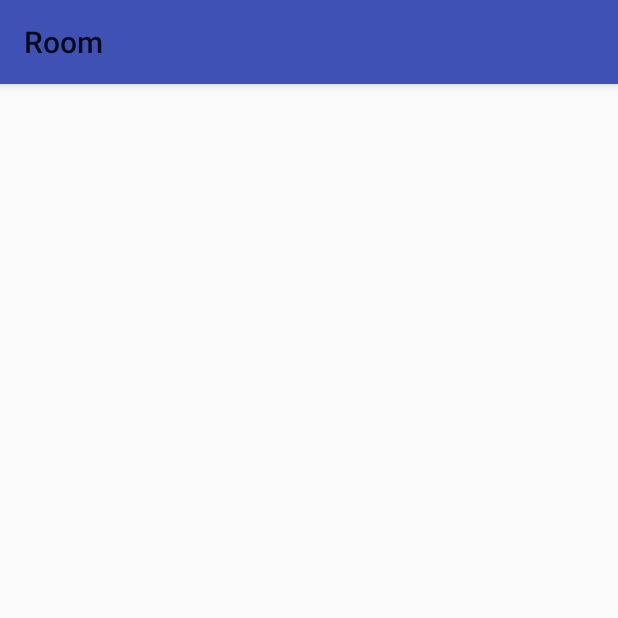
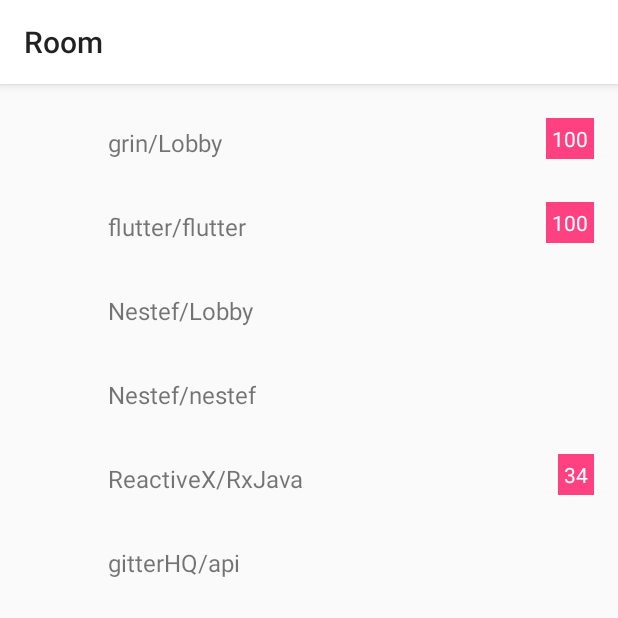
Before and after one commit to Nestef/room-gitter, an Android app: the fragment RoomFragment shown on its own in the app's theme, on a phone screen of 412 x 824 dp, the top half of it. Run offline under Robolectric (Android 15) with nearby library versions, the phone set to English and light mode, and no system bars; our stand-ins replace ButterKnife; libraries missing offline, so code that uses them is left out: org.parceler; pictures from the network do not load.

Commit message:
finish basic room ui

```diff
--- /dev/null
+++ b/app/src/main/java/com/nestef/room/main/RoomAdapter.java
@@ -0,0 +1,80 @@
+package com.nestef.room.main;
+
+import android.support.annotation.NonNull;
+import android.support.v7.widget.RecyclerView;
+import android.util.Log;
+import android.view.LayoutInflater;
+import android.view.View;
+import android.view.ViewGroup;
+import android.widget.ImageView;
+import android.widget.TextView;
+
+import com.bumptech.glide.Glide;
+import com.nestef.room.R;
+import com.nestef.room.model.Room;
+
+import java.util.List;
+
+import butterknife.BindView;
+import butterknife.ButterKnife;
+
+/**
+ * Created by Noah Steffes on 4/19/18.
+ */
+public class RoomAdapter extends RecyclerView.Adapter<RoomAdapter.RoomViewHolder> {
+
+    private static final String TAG = RoomAdapter.class.getName();
+    private List<Room> mRooms;
+
+    public RoomAdapter(List<Room> rooms) {
+        mRooms = rooms;
+    }
+
+    @NonNull
+    @Override
+    public RoomAdapter.RoomViewHolder onCreateViewHolder(@NonNull ViewGroup parent, int viewType) {
+        LayoutInflater layoutInflater = LayoutInflater.from(parent.getContext());
+        View view = layoutInflater.inflate(R.layout.room_list_item, parent, false);
+        return new RoomViewHolder(view);
+    }
+
+    @Override
+    public void onBindViewHolder(@NonNull RoomAdapter.RoomViewHolder holder, int position) {
+        //todo we need proper data validation here
+        Room room = mRooms.get(position);
+        Log.d(TAG, "onBindViewHolder: " + room.name + room.userCount);
+        holder.title.setText(room.name);
+        //holder.description.setText(room.topic);
+        //holder.userCount.setText(String.valueOf(room.userCount));
+        if (room.unreadItems == 0) {
+            holder.unread.setVisibility(View.GONE);
+        } else {
+            holder.unread.setText(String.valueOf(room.unreadItems));
+        }
+        //Todo add error handling
+        Glide.with(holder.itemView).load(room.avatarUrl).into(holder.avatar);
+
+    }
+
+    @Override
+    public int getItemCount() {
+        if (mRooms == null) return 0;
+        return mRooms.size();
+    }
+
+    class RoomViewHolder extends RecyclerView.ViewHolder {
+
+        @BindView(R.id.room_list_item_title)
+        TextView title;
+        @BindView(R.id.room_list_avatar)
+        ImageView avatar;
+
+        @BindView(R.id.room_item_unread)
+        TextView unread;
+
+        RoomViewHolder(View v) {
+            super(v);
+            ButterKnife.bind(this, v);
+        }
+    }
+}
--- a/app/src/main/java/com/nestef/room/main/RoomFragment.java
+++ b/app/src/main/java/com/nestef/room/main/RoomFragment.java
@@ -5,6 +5,8 @@
 import android.support.annotation.Nullable;
 import android.support.v4.app.Fragment;
 import android.support.v7.app.AppCompatActivity;
+import android.support.v7.widget.LinearLayoutManager;
+import android.support.v7.widget.RecyclerView;
 import android.support.v7.widget.Toolbar;
 import android.util.Log;
 import android.view.LayoutInflater;
@@ -16,6 +18,10 @@
 
 import java.util.List;
 
+import butterknife.BindView;
+import butterknife.ButterKnife;
+import butterknife.Unbinder;
+
 /**
  * Created by Noah Steffes on 3/25/18.
  */
@@ -23,6 +29,15 @@
 public class RoomFragment extends Fragment implements MainContract.RoomView {
 
     private static final String TAG = "RoomFragment";
+
+    @BindView(R.id.default_toolbar)
+    Toolbar toolbar;
+    @BindView(R.id.room_list)
+    RecyclerView roomList;
+
+    private Unbinder unbinder;
+    private RoomAdapter roomAdapter;
+    private RoomPresenter presenter;
 
     public RoomFragment() {
     }
@@ -37,21 +52,32 @@
     @Override
     public void onCreate(@Nullable Bundle savedInstanceState) {
         super.onCreate(savedInstanceState);
+        presenter = new RoomPresenter();
     }
 
     @Nullable
     @Override
     public View onCreateView(@NonNull LayoutInflater inflater, @Nullable ViewGroup container, @Nullable Bundle savedInstanceState) {
         View rootView = inflater.inflate(R.layout.room_fragment, container, false);
+        unbinder = ButterKnife.bind(this, rootView);
+        presenter.setView(this);
+        ((AppCompatActivity) getActivity()).setSupportActionBar(toolbar);
         Log.d(TAG, "onCreateView: ");
-        Toolbar toolbar = rootView.findViewById(R.id.default_toolbar);
-        ((AppCompatActivity) getActivity()).setSupportActionBar(toolbar);
+        presenter.fetchRooms();
         return rootView;
     }
 
     @Override
+    public void onDestroyView() {
+        super.onDestroyView();
+        unbinder.unbind();
+    }
+
+    @Override
     public void showRooms(List<Room> rooms) {
-
+        roomList.setLayoutManager(new LinearLayoutManager(getContext()));
+        roomAdapter = new RoomAdapter(rooms);
+        roomList.setAdapter(roomAdapter);
     }
 
     @Override
--- a/app/src/main/java/com/nestef/room/main/RoomPresenter.java
+++ b/app/src/main/java/com/nestef/room/main/RoomPresenter.java
@@ -1,6 +1,15 @@
 package com.nestef.room.main;
 
+import android.util.Log;
+
+import com.fasterxml.jackson.core.type.TypeReference;
+import com.fasterxml.jackson.databind.ObjectMapper;
 import com.nestef.room.base.BasePresenter;
+import com.nestef.room.model.Room;
+
+import org.json.JSONArray;
+
+import java.util.List;
 
 /**
  * Created by Noah Steffes on 3/31/18.
@@ -8,4 +17,31 @@
 
 public class RoomPresenter extends BasePresenter<MainContract.RoomView> implements MainContract.RoomViewActions {
 
+    private static final String TAG = RoomPresenter.class.getName();
+
+    @Override
+    public void fetchRooms() {
+        String json = "[{\"id\":\"58094d7fd73408ce4f2fb63d\",\"name\":\"grin/Lobby\",\"topic\":\"Discuss grin, a minimal implementation of MimbleWimble - http://grin-tech.org\",\"avatarUrl\":\"https://avatars-04.gitter.im/group/i/58094d7fd73408ce4f2fb63c\",\"uri\":\"grin_community/Lobby\",\"oneToOne\":false,\"userCount\":750,\"unreadItems\":100,\"mentions\":0,\"lastAccessTime\":\"2018-04-18T18:41:42.964Z\",\"lurk\":false,\"url\":\"/grin_community/Lobby\",\"githubType\":\"REPO_CHANNEL\",\"security\":\"PUBLIC\",\"noindex\":false,\"tags\":[],\"roomMember\":true,\"groupId\":\"58094d7fd73408ce4f2fb63c\",\"public\":true},\n" +
+                "\n" +
+                "{\"id\":\"576c4d75c2f0db084a1f99ae\",\"name\":\"flutter/flutter\",\"topic\":\"Framework for building high-performance, high-fidelity iOS and Android apps.\",\"avatarUrl\":\"https://avatars-01.gitter.im/group/iv/3/576c4d75c2f0db084a1f99ad\",\"uri\":\"flutter/flutter\",\"oneToOne\":false,\"userCount\":3042,\"unreadItems\":100,\"mentions\":0,\"lastAccessTime\":\"2018-03-14T20:14:33.677Z\",\"lurk\":false,\"url\":\"/flutter/flutter\",\"githubType\":\"REPO\",\"security\":\"PUBLIC\",\"noindex\":false,\"tags\":[],\"roomMember\":true,\"groupId\":\"576c4d75c2f0db084a1f99ad\",\"public\":true,\"v\":1},\n" +
+                "\n" +
+                "{\"id\":\"5a9f0d84d73408ce4f902d97\",\"name\":\"Nestef/Lobby\",\"topic\":\"\",\"avatarUrl\":\"https://avatars-02.gitter.im/group/i/5a9f0d84d73408ce4f902d96\",\"uri\":\"Nestef/Lobby\",\"oneToOne\":false,\"userCount\":1,\"unreadItems\":0,\"mentions\":0,\"lastAccessTime\":\"2018-04-18T18:52:36.416Z\",\"lurk\":false,\"url\":\"/Nestef/Lobby\",\"githubType\":\"REPO_CHANNEL\",\"security\":\"PUBLIC\",\"noindex\":false,\"tags\":[],\"roomMember\":true,\"groupId\":\"5a9f0d84d73408ce4f902d96\",\"public\":true},\n" +
+                "\n" +
+                "{\"id\":\"5a9f0d9dd73408ce4f902d9e\",\"name\":\"Nestef/nestef\",\"topic\":\"This room is used for testing the Gitter Api \",\"avatarUrl\":\"https://avatars-02.gitter.im/group/i/5a9f0d84d73408ce4f902d96\",\"uri\":\"Nestef/nestef\",\"oneToOne\":false,\"userCount\":1,\"unreadItems\":0,\"mentions\":0,\"lastAccessTime\":\"2018-04-18T18:55:26.000Z\",\"favourite\":1,\"lurk\":false,\"url\":\"/Nestef/nestef\",\"githubType\":\"REPO_CHANNEL\",\"security\":\"PRIVATE\",\"noindex\":false,\"tags\":[],\"roomMember\":true,\"groupId\":\"5a9f0d84d73408ce4f902d96\",\"public\":false},\n" +
+                "\n" +
+                "{\"id\":\"53f3d83c163965c9bc1fefa1\",\"name\":\"ReactiveX/RxJava\",\"topic\":\"RxJava – Reactive Extensions for the JVM – a library for composing asynchronous and event-based programs using observable sequences for the Java VM.\",\"avatarUrl\":\"https://avatars-02.gitter.im/group/iv/3/57542c89c43b8c60197742b4\",\"uri\":\"ReactiveX/RxJava\",\"oneToOne\":false,\"userCount\":1340,\"unreadItems\":34,\"mentions\":0,\"lastAccessTime\":\"2018-03-19T14:20:00.456Z\",\"lurk\":false,\"url\":\"/ReactiveX/RxJava\",\"githubType\":\"REPO\",\"security\":\"PUBLIC\",\"noindex\":false,\"tags\":[\"java\",\"rxjava\",\"reactive\",\"extensions\",\"jvm\",\"library\"],\"roomMember\":true,\"groupId\":\"57542c89c43b8c60197742b4\",\"public\":true,\"v\":201},\n" +
+                "{\"id\":\"5790a3a2c2f0db084a24004d\",\"name\":\"gitterHQ/api\",\"topic\":\"Gitter API and Libraries\",\"avatarUrl\":\"https://avatars-01.gitter.im/group/iv/3/57542c12c43b8c601976fa66\",\"uri\":\"gitterHQ/api\",\"oneToOne\":false,\"userCount\":85,\"unreadItems\":0,\"mentions\":0,\"lastAccessTime\":\"2018-04-18T18:52:35.053Z\",\"lurk\":false,\"url\":\"/gitterHQ/api\",\"githubType\":\"REPO_CHANNEL\",\"security\":\"PUBLIC\",\"premium\":true,\"noindex\":false,\"tags\":[],\"roomMember\":true,\"groupId\":\"57542c12c43b8c601976fa66\",\"public\":true}]";
+        try {
+            JSONArray object = new JSONArray(json);
+            ObjectMapper mapper = new ObjectMapper();
+            Log.d(TAG, "fetchRooms: json");
+            List<Room> rooms = mapper.readValue(json, new TypeReference<List<Room>>() {
+            });
+            mView.showRooms(rooms);
+        } catch (Exception e) {
+            e.printStackTrace();
+
+        }
+
+    }
 }
--- a/app/src/main/java/com/nestef/room/model/Backend.java
+++ b/app/src/main/java/com/nestef/room/model/Backend.java
@@ -1,8 +1,11 @@
 package com.nestef.room.model;
+
+import org.parceler.Parcel;
 
 /**
  * Created by Noah Steffes on 4/17/18.
  */
+@Parcel
 public class Backend {
     String type;
 }
--- a/app/src/main/java/com/nestef/room/model/Group.java
+++ b/app/src/main/java/com/nestef/room/model/Group.java
@@ -1,11 +1,13 @@
 package com.nestef.room.model;
+
+import org.parceler.Parcel;
 
 import java.util.List;
 
 /**
  * Created by Noah Steffes on 4/16/18.
  */
-
+@Parcel
 public class Group {
     //Group ID.
     String id;
--- a/app/src/main/java/com/nestef/room/model/Permission.java
+++ b/app/src/main/java/com/nestef/room/model/Permission.java
@@ -1,9 +1,12 @@
 package com.nestef.room.model;
+
+import org.parceler.Parcel;
 
 /**
  * Created by Noah Steffes on 4/17/18.
- * Temporary
+ * Todo Temporary
  */
+@Parcel
 public class Permission {
     boolean admin;
 }
--- a/app/src/main/java/com/nestef/room/model/Room.java
+++ b/app/src/main/java/com/nestef/room/model/Room.java
@@ -1,6 +1,8 @@
 package com.nestef.room.model;
 
 import com.fasterxml.jackson.annotation.JsonProperty;
+
+import org.parceler.Parcel;
 
 import java.util.Date;
 import java.util.List;
@@ -8,48 +10,50 @@
 /**
  * Created by Noah Steffes on 4/16/18.
  */
+@Parcel
 public class Room {
     //Room ID.
-    String id;
+    public String id;
     //Room name.
-    String name;
+    public String name;
     //Room topic. (default: GitHub repo description)
-    String topic;
-    String avatarUrl;
+    public String topic;
+    public String avatarUrl;
     //Room URI on Gitter.
-    String uri;
+    public String uri;
     //Indicates if the room is a one-to-one chat.
-    boolean oneToOne;
+    public boolean oneToOne;
     //Count of users in the room.
-    int userCount;
-    User user;
+    public int userCount;
+    public User user;
     //Number of unread messages for the current user.
-    int unreadItems;
+    public int unreadItems;
     // Number of unread mentions for the current user.
-    int mentions;
+    public int mentions;
     //Last time the current user accessed the room in ISO format.
-    Date lastAccessTime;
+    public Date lastAccessTime;
     //Indicates if the room is on of your favourites.
-    int favourite;
+    public int favourite;
     //Indicates if the current user has disabled notifications.
-    boolean lurk;
+    public boolean lurk;
     //Path to the room on gitter.
-    String url;
+    public String url;
     //Type of the room.
-    String githubType;
-    String security;
-    boolean noIndex;
+    public String githubType;
+    public String security;
+    public boolean premium;
+    public boolean noindex;
     //Tags that define the room.
-    List<String> tags;
+    public List<String> tags;
     //Temporary
-    Permission permissions;
-    boolean roomMember;
-    String groupId;
-    Group group;
+    public Permission permissions;
+    public boolean roomMember;
+    public String groupId;
+    public Group group;
     //Backend?
-    Backend backend;
+    public Backend backend;
     @JsonProperty("public")
-    boolean isPublic;
+    public boolean isPublic;
     //Room version.
-    int v;
+    public int v;
 }
--- a/app/src/main/java/com/nestef/room/model/User.java
+++ b/app/src/main/java/com/nestef/room/model/User.java
@@ -1,10 +1,13 @@
 package com.nestef.room.model;
+
+import org.parceler.Parcel;
 
 import java.util.List;
 
 /**
  * Created by Noah Steffes on 4/16/18.
  */
+@Parcel
 public class User {
     //Gitter User ID.
     String id;
--- a/app/src/main/res/layout/activity_main.xml
+++ b/app/src/main/res/layout/activity_main.xml
@@ -13,4 +13,5 @@
 
     <include layout="@layout/navigation_bar" />
 
+
 </android.support.design.widget.CoordinatorLayout>
--- a/app/src/main/res/layout/room_fragment.xml
+++ b/app/src/main/res/layout/room_fragment.xml
@@ -1,6 +1,7 @@
 <?xml version="1.0" encoding="utf-8"?>
 <android.support.constraint.ConstraintLayout xmlns:android="http://schemas.android.com/apk/res/android"
     android:layout_width="match_parent"
+    xmlns:app="http://schemas.android.com/apk/res-auto"
     android:layout_height="match_parent">
 
     <include layout="@layout/default_actionbar" />
@@ -10,6 +11,7 @@
         android:layout_width="match_parent"
         android:layout_height="wrap_content"
         android:paddingBottom="@dimen/list_vertical_margin"
-        android:paddingTop="@dimen/list_vertical_margin" />
+        android:paddingTop="@dimen/list_vertical_margin"
+        app:layout_constraintTop_toBottomOf="@id/default_appbar" />
 
 </android.support.constraint.ConstraintLayout>
--- a/app/src/main/res/values/dimen.xml
+++ b/app/src/main/res/values/dimen.xml
@@ -3,7 +3,7 @@
     <!-- List Item dimensions -->
     <dimen name="list_vertical_margin">8dp</dimen>
     <dimen name="list_item_start_padding">16dp</dimen>
-    <dimen name="list_item_height">72dp</dimen>
+    <dimen name="list_item_height">56dp</dimen>
     <dimen name="list_item_text_start">72dp</dimen>
     <dimen name="list_item_text_end">16dp</dimen>
     <dimen name="list_item_text_vertical">20dp</dimen>
--- a/app/src/main/res/values/styles.xml
+++ b/app/src/main/res/values/styles.xml
@@ -3,7 +3,7 @@
     <!-- Base application theme. -->
     <style name="AppTheme" parent="Theme.AppCompat.Light.NoActionBar">
         <!-- Customize your theme here. -->
-        <item name="colorPrimary">@color/colorPrimary</item>
+        <item name="colorPrimary">@android:color/white</item>
         <item name="colorPrimaryDark">@color/colorPrimaryDark</item>
         <item name="colorAccent">@color/colorAccent</item>
         <item name="windowActionBar">false</item>
```
Also changed, not shown: app/src/main/res/layout/room_list_item.xml (+11 -37 lines).
